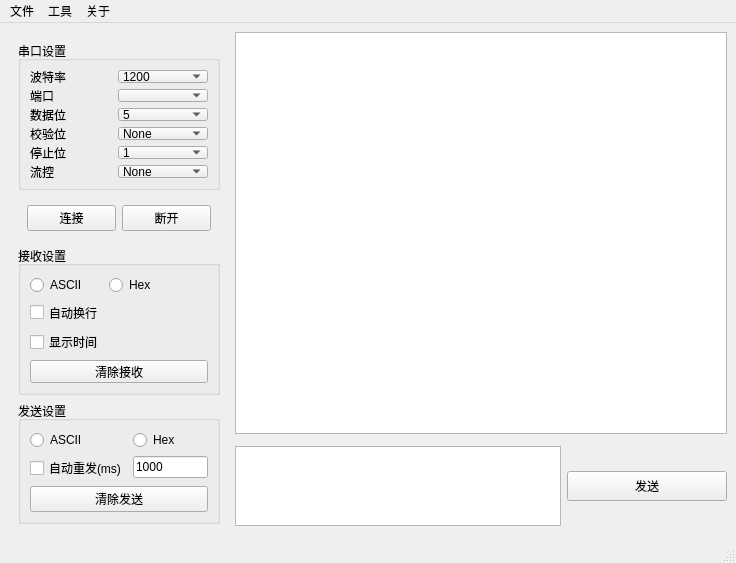
Before: the Qt Designer form mainwindow.ui in siyuhong/UHelper, drawn with Qt 5.
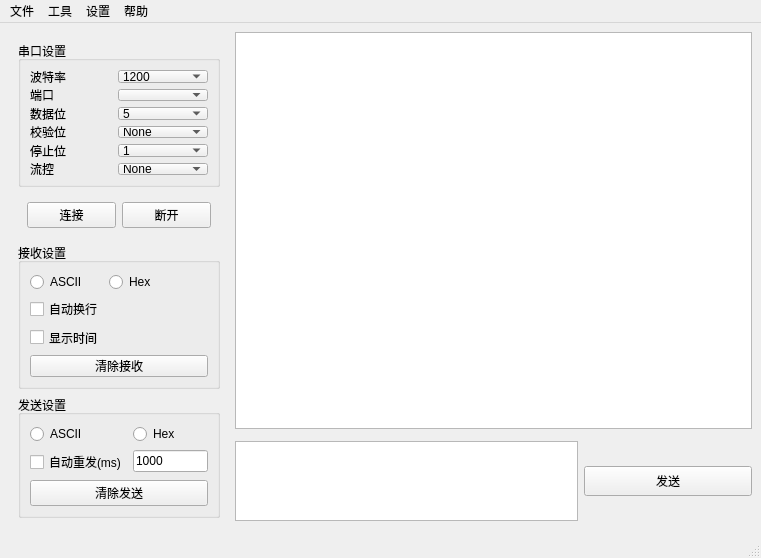
After: the same form once the commit is applied. Icons and pictures are not drawn. Custom widgets are drawn as their Qt base class.

Commit message: 增加菜单栏处理函数 设置-风格 实现单选效果

The edit to the form file:
```diff
--- a/mainwindow.ui
+++ b/mainwindow.ui
@@ -6,8 +6,8 @@
    <rect>
     <x>0</x>
     <y>0</y>
-    <width>736</width>
-    <height>563</height>
+    <width>761</width>
+    <height>558</height>
    </rect>
   </property>
   <property name="minimumSize">
@@ -398,11 +398,11 @@
     <rect>
      <x>0</x>
      <y>0</y>
-     <width>736</width>
+     <width>761</width>
      <height>23</height>
     </rect>
    </property>
-   <widget class="QMenu" name="menu">
+   <widget class="QMenu" name="menu_file">
     <property name="title">
      <string>文件</string>
     </property>
@@ -410,21 +410,37 @@
     <addaction name="action_3"/>
     <addaction name="action"/>
    </widget>
-   <widget class="QMenu" name="menu_2">
+   <widget class="QMenu" name="menu_tools">
     <property name="title">
      <string>工具</string>
     </property>
     <addaction name="action_ASCII"/>
     <addaction name="action_ASCII_2"/>
    </widget>
-   <widget class="QMenu" name="menu_3">
+   <widget class="QMenu" name="menu_help">
     <property name="title">
-     <string>关于</string>
+     <string>帮助</string>
     </property>
    </widget>
-   <addaction name="menu"/>
-   <addaction name="menu_2"/>
-   <addaction name="menu_3"/>
+   <widget class="QMenu" name="menu_setting">
+    <property name="title">
+     <string>设置</string>
+    </property>
+    <widget class="QMenu" name="menu_setStyle">
+     <property name="title">
+      <string>界面风格</string>
+     </property>
+     <addaction name="action_styleDefault"/>
+     <addaction name="action_styleDark"/>
+     <addaction name="action_styleCustom"/>
+    </widget>
+    <addaction name="menu_setStyle"/>
+    <addaction name="action_setFont"/>
+   </widget>
+   <addaction name="menu_file"/>
+   <addaction name="menu_tools"/>
+   <addaction name="menu_setting"/>
+   <addaction name="menu_help"/>
   </widget>
   <action name="action_2">
    <property name="text">
```
Left out of the diff: 160 changed lines with no effect on the pictures. The commit also changes 2 other files.
